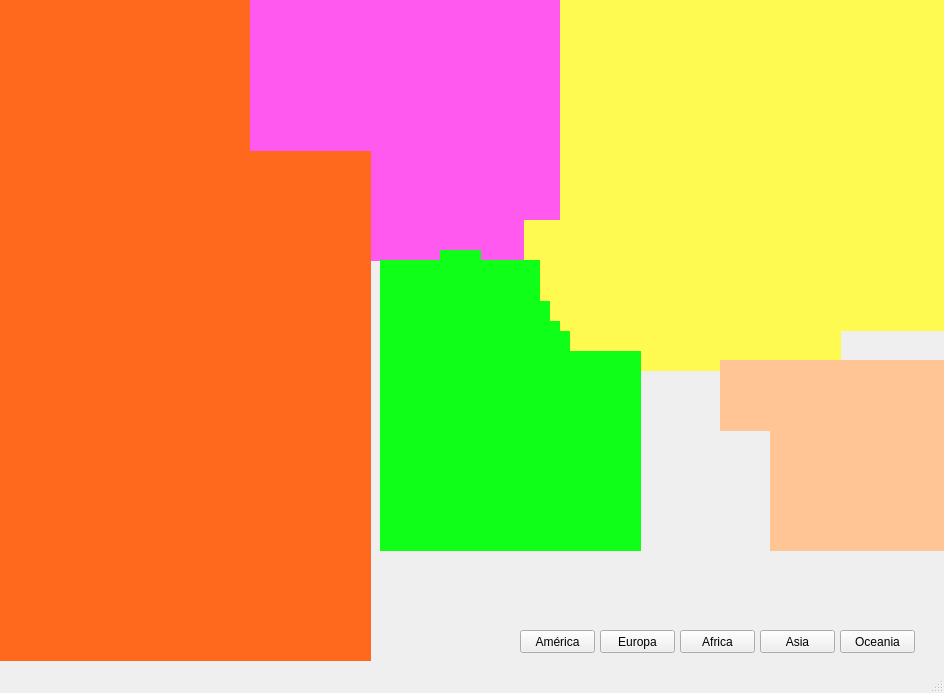
First picture: the form in mapamundi.ui, repository gaboq98/ArbolDelJuicio, before the edit.
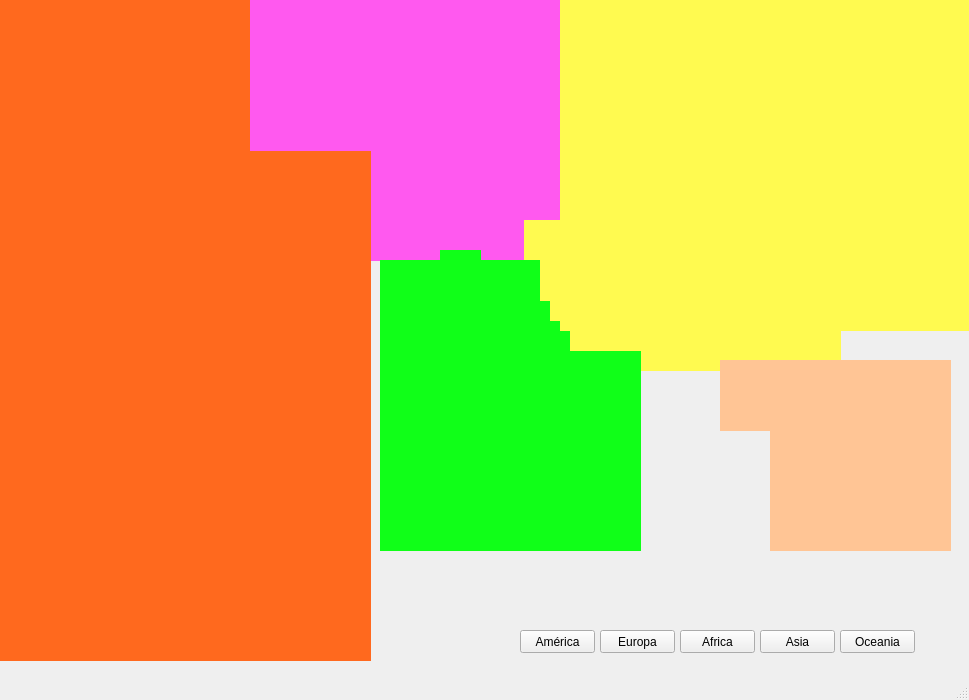
Second picture: the form after the edit. Icons and pictures are not drawn.

What changed in the file:
```diff
--- a/mapamundi.ui
+++ b/mapamundi.ui
@@ -6,8 +6,8 @@
    <rect>
     <x>0</x>
     <y>0</y>
-    <width>944</width>
-    <height>693</height>
+    <width>969</width>
+    <height>700</height>
    </rect>
   </property>
   <property name="windowTitle">
```
